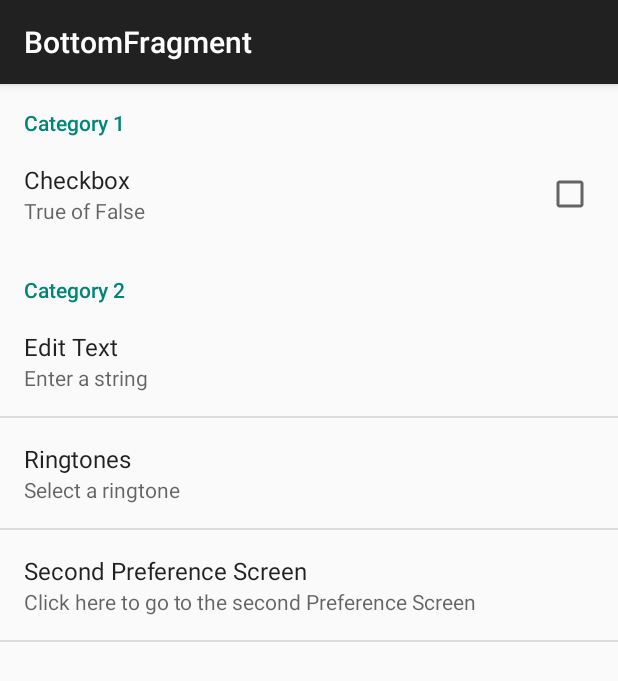
After one commit to jx-admin/MyFragment, an Android app: the fragment PreferenceFragment1 shown on its own in the app's theme, on a phone screen of 412 x 824 dp. The commit adds this screen. Shown: the top 681 px of the screen. Run offline under Robolectric (Android 15) with nearby library versions, the phone set to English and light mode, and no system bars.

Commit message:
add viewpage

```diff
--- a/app/build.gradle
+++ b/app/build.gradle
@@ -20,6 +20,7 @@ android {
 }
 
 dependencies {
-    compile fileTree(dir: 'libs', include: ['*.jar'])
+    compile fileTree(include: ['*.jar'], dir: 'libs')
     compile 'com.android.support:appcompat-v7:23.0.0'
+    compile project(':baselibrary')
 }
--- a/app/src/main/java/wu/bottomfragment/FragmentActivity.java
+++ b/app/src/main/java/wu/bottomfragment/FragmentActivity.java
@@ -2,6 +2,8 @@ package wu.bottomfragment;
 
 import android.os.Bundle;
 import android.view.Window;
+
+import wu.baselib.BaseActivity;
 
 public class FragmentActivity extends BaseActivity {
     String TAG = "wjx_" + FragmentActivity.class.getSimpleName();
--- a/app/src/main/java/wu/bottomfragment/FragmentStackActivity.java
+++ b/app/src/main/java/wu/bottomfragment/FragmentStackActivity.java
@@ -7,6 +7,8 @@ import android.os.Bundle;
 import android.view.View;
 import android.view.View.OnClickListener;
 import android.view.Window;
+
+import wu.baselib.BaseActivity;
 
 public class FragmentStackActivity extends BaseActivity implements OnClickListener {
     private View mTabWeixin;
--- /dev/null
+++ b/app/src/main/java/wu/bottomfragment/PreferenceFragment1.java
@@ -0,0 +1,17 @@
+package wu.bottomfragment;
+
+import android.os.Bundle;
+import android.preference.PreferenceFragment;
+
+/**
+ * Created by Administrator on 2015/11/4.
+ */
+public class PreferenceFragment1 extends PreferenceFragment {
+    @Override
+    public void onCreate(Bundle savedInstanceState) {
+        super.onCreate(savedInstanceState);
+
+        // 从xml文件加载选项
+        addPreferencesFromResource(R.xml.preferences1);
+    }
+}
--- /dev/null
+++ b/app/src/main/res/xml/preferences1.xml
@@ -0,0 +1,38 @@
+<?xml version="1.0" encoding="utf-8"?>
+<PreferenceScreen
+    xmlns:android="http://schemas.android.com/apk/res/android">
+
+    <PreferenceCategory android:title="Category 1">
+        <CheckBoxPreference
+            android:title="Checkbox"
+            android:defaultValue="false"
+            android:summary="True of False"
+            android:key="checkboxPref" />
+    </PreferenceCategory>
+
+    <PreferenceCategory android:title="Category 2">
+        <EditTextPreference
+            android:name="EditText"
+            android:summary="Enter a string"
+            android:defaultValue="[Enter a string here]"
+            android:title="Edit Text"
+            android:key="editTextPref" />
+        <RingtonePreference
+            android:name="Ringtone Preference"
+            android:summary="Select a ringtone"
+            android:title="Ringtones"
+            android:key="ringtonePref" />
+        <PreferenceScreen
+            android:title="Second Preference Screen"
+            android:summary=
+                "Click here to go to the second Preference Screen"
+            android:key="secondPrefScreenPref">
+            <EditTextPreference
+                android:name="EditText"
+                android:summary="Enter a string"
+                android:title="Edit Text (second Screen)"
+                android:key="secondEditTextPref" />
+        </PreferenceScreen>
+    </PreferenceCategory>
+
+</PreferenceScreen>
--- a/settings.gradle
+++ b/settings.gradle
@@ -1 +1,2 @@
-include ':app'
+include ':app', ':baselibrary'
+project(":baselibrary").projectDir = new File('D:\\7978\\Code2\\a_as\\baselibrary')
```
Also changed, not shown: app/src/main/AndroidManifest.xml (+4 -4 lines), app/src/main/java/wu/activity/FragmentAdapterActivity.java (added, +65 -0 lines), app/src/main/java/wu/bottomfragment/BaseActivity.java (deleted, +0 -53 lines), app/src/main/java/wu/bottomfragment/FragmentTabActivity.java (+22 -2 lines), app/src/main/java/wu/bottomfragment/FragmentText.java (added, +41 -0 lines), app/src/main/res/layout/fragment_adapter.xml (added, +23 -0 lines), app/src/main/res/layout/fragment_text.xml (added, +15 -0 lines), gradle.properties (+7 -8 lines), 3 other files.
